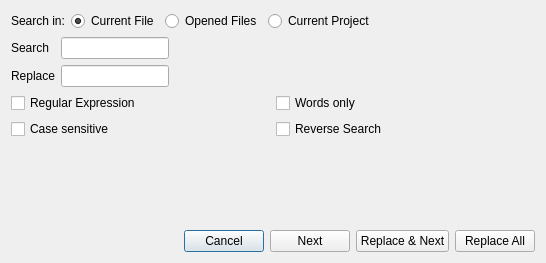
Qt form src/uis/advancedsearch.ui (O3PRM/O3PRMEditor) before a commit.
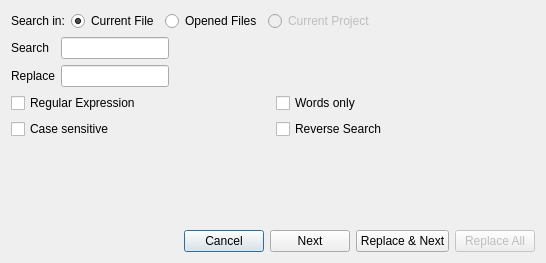
The same form after that commit. Icons and pictures are not drawn.

Diff of the .ui file:
```diff
--- a/src/uis/advancedsearch.ui
+++ b/src/uis/advancedsearch.ui
@@ -46,6 +46,9 @@
      </item>
      <item>
       <widget class="QRadioButton" name="currentProjectRadio">
+       <property name="enabled">
+        <bool>false</bool>
+       </property>
        <property name="text">
         <string>Current Project</string>
        </property>
@@ -197,6 +200,9 @@
      </item>
      <item>
       <widget class="QPushButton" name="replaceAllButton">
+       <property name="enabled">
+        <bool>false</bool>
+       </property>
        <property name="text">
         <string>Replace All</string>
        </property>
```
